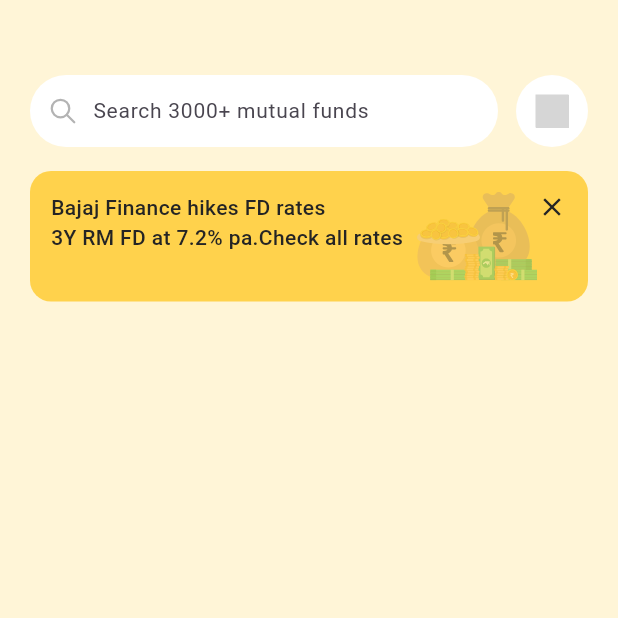
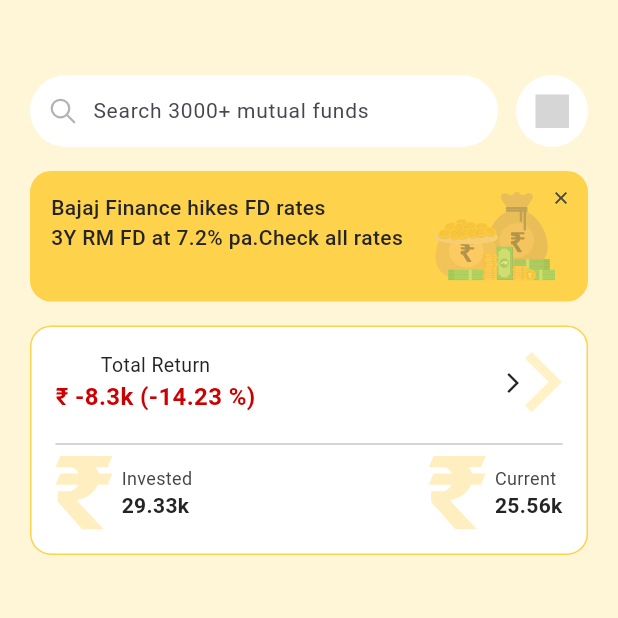
Before and after one commit to Smatyab/task1, a Flutter app: the screen it shows after launch, on a phone screen of 412 x 824 dp, the top half of it. Run offline on Flutter 3.47's test engine with Material 3 defaults, Android fonts, the phone set to English and light mode, and no system bars; our stand-ins replace device_preview, flutter_svg; grey boxes are pictures that could not be loaded.

Commit message:
investment card + navigation

```diff
--- a/lib/Home/AdsCardWidget.dart
+++ b/lib/Home/AdsCardWidget.dart
@@ -47,7 +47,7 @@ class _AdsCardWidgetState extends State<AdsCardWidget> {
                 isVisible = false;
               });
             },
-            child: const Icon(Icons.close, size: 20, color: AppColors.textDark),
+            child: SvgPicture.asset('assets/Vector (5).svg'),
           ),
         ],
       ),
--- a/lib/Home/Dashboard.dart
+++ b/lib/Home/Dashboard.dart
@@ -1,5 +1,6 @@
 import 'package:flutter/material.dart';
 import 'package:task1/Home/SearchbarWidget.dart';
+import 'package:task1/Home/portfolio_card_widget.dart';
 
 import '../utils/colors.dart';
 import 'AdsCardWidget.dart';
@@ -19,6 +20,8 @@ class Dashboard extends StatelessWidget {
               SearchBarWidget(),
               SizedBox(height: 16),
               AdsCardWidget(),
+              SizedBox(height: 16),
+              PortfolioCardWidget(),
             ],
           ),
         ),
--- /dev/null
+++ b/lib/Home/portfolio_card_widget.dart
@@ -0,0 +1,107 @@
+import 'package:flutter/material.dart';
+import 'package:flutter_svg/flutter_svg.dart';
+
+import '../MyInvestment/MyInvestment.dart';
+import '../utils/colors.dart';
+
+class PortfolioCardWidget extends StatelessWidget {
+  const PortfolioCardWidget({super.key});
+
+  @override
+  Widget build(BuildContext context) {
+    return InkWell(
+      borderRadius: BorderRadius.circular(14),
+      onTap: () {
+        Navigator.push(
+          context,
+          MaterialPageRoute(builder: (context) => const MyInvestment()),
+        );
+      },
+      child: Container(
+        padding: const EdgeInsets.all(16),
+        decoration: BoxDecoration(
+          color: AppColors.card,
+          borderRadius: BorderRadius.circular(14),
+          border: Border.all(color: AppColors.primary),
+        ),
+        child: Column(
+          crossAxisAlignment: CrossAxisAlignment.start,
+          children: [
+            Row(
+              mainAxisAlignment: MainAxisAlignment.spaceBetween,
+              children: [
+                const Column(
+                  children: [
+                    Text(
+                      "Total Return",
+                      style: TextStyle(fontSize: 13, color: AppColors.textDark),
+                    ),
+                    const Text(
+                      "₹ -8.3k (-14.23 %)",
+                      style: TextStyle(
+                        fontSize: 16,
+                        fontWeight: FontWeight.w600,
+                        color: AppColors.negative,
+                      ),
+                    ),
+                  ],
+                ),
+                Row(
+                  children: [
+                    Icon(Icons.arrow_forward_ios, size: 16),
+                    SvgPicture.asset('assets/Vector (4).svg'),
+                  ],
+                ),
+              ],
+            ),
+
+            const SizedBox(height: 12),
+            const Divider(),
+
+            Row(
+              mainAxisAlignment: MainAxisAlignment.spaceBetween,
+              children: const [
+                AmountColumn(title: "Invested", value: "29.33k"),
+                AmountColumn(title: "Current", value: "25.56k"),
+              ],
+            ),
+          ],
+        ),
+      ),
+    );
+  }
+}
+
+class AmountColumn extends StatelessWidget {
+  final String title;
+  final String value;
+
+  const AmountColumn({required this.title, required this.value});
+
+  @override
+  Widget build(BuildContext context) {
+    return Row(
+      children: [
+        SvgPicture.asset('assets/rupee.svg'),
+        const SizedBox(width: 6),
+        Column(
+          crossAxisAlignment: CrossAxisAlignment.start,
+          children: [
+            Text(
+              title,
+              style: const TextStyle(fontSize: 12, color: AppColors.textMedium),
+            ),
+            Text(
+              value,
+              style: const TextStyle(
+                fontSize: 14,
+                fontWeight: FontWeight.w600,
+                color: AppColors.textDark,
+              ),
+            ),
+          ],
+        ),
+      ],
+    );
+  }
+}
--- /dev/null
+++ b/lib/MyInvestment/MyInvestment.dart
@@ -0,0 +1,23 @@
+import 'package:flutter/material.dart';
+
+class MyInvestment extends StatelessWidget {
+  const MyInvestment({super.key});
+
+  @override
+  Widget build(BuildContext context) {
+    return Scaffold(
+      appBar: AppBar(
+        title: const Text(
+          "My Portfolio",
+          style: TextStyle(color: Color(0xFF242424)),
+        ),
+        backgroundColor: const Color(0xFFFFD24C),
+        iconTheme: const IconThemeData(color: Color(0xFF242424)),
+        elevation: 0,
+      ),
+      body: const Center(
+        child: Text("Portfolio Details Screen", style: TextStyle(fontSize: 16)),
+      ),
+    );
+  }
+}
```
Also changed, not shown: screens/img.png.
